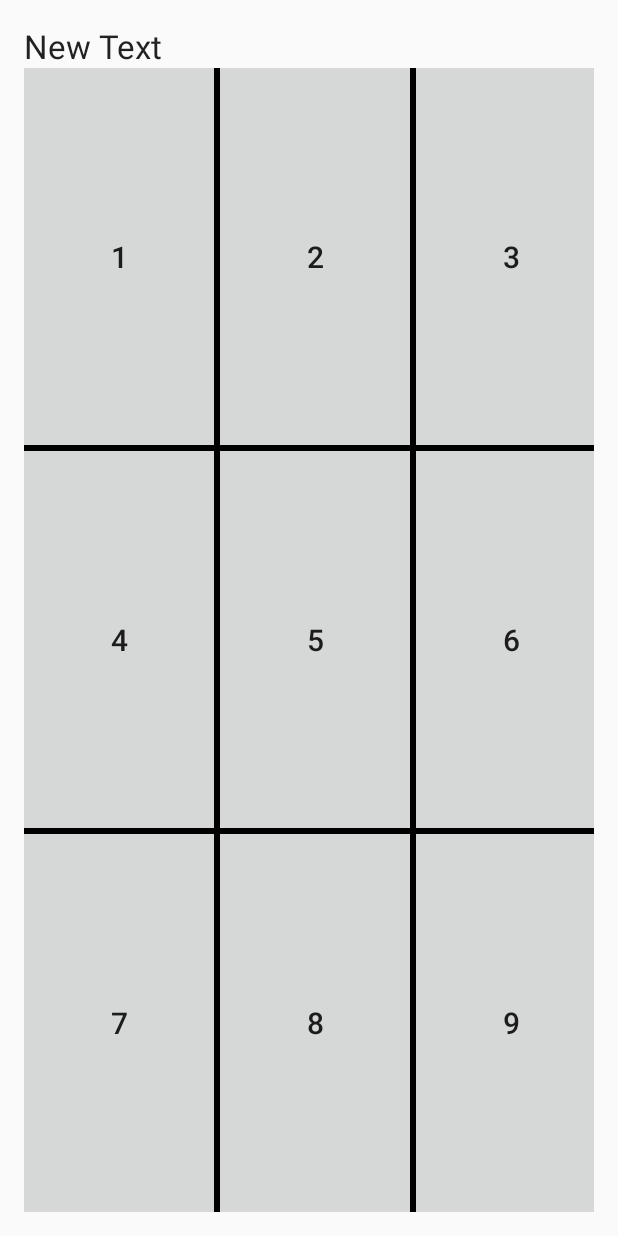
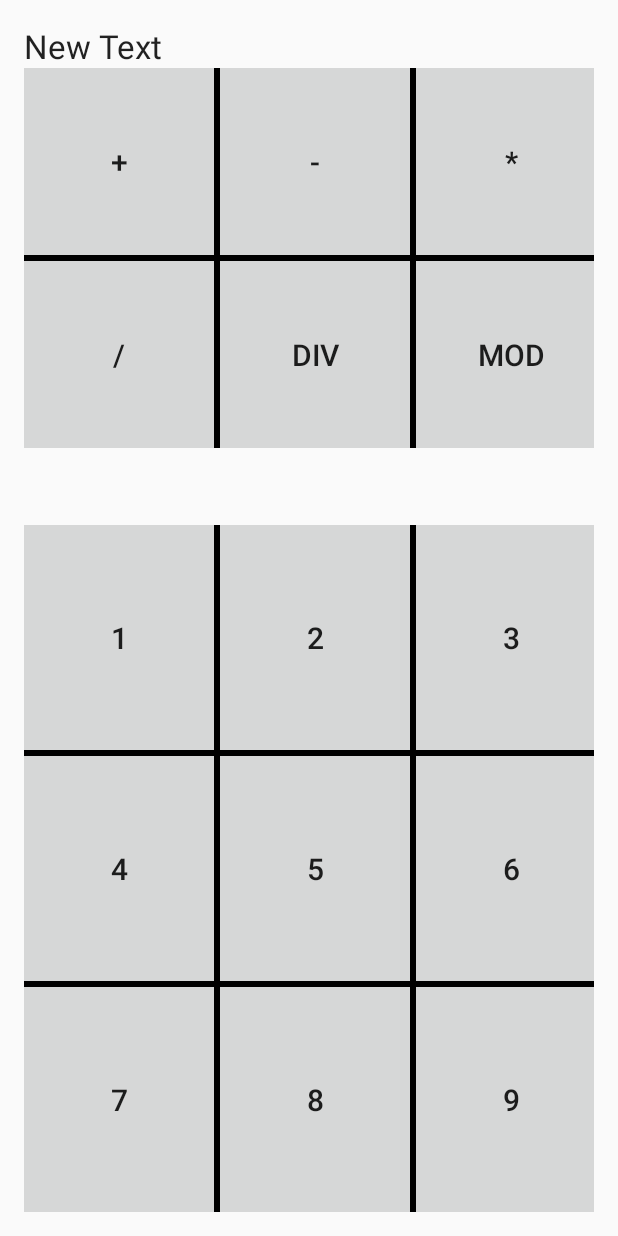
Before and after one commit to dvarubla/mobile_course_work, an Android app: the CalcActivity screen opened directly, with no data from a screen before it, on a phone screen of 412 x 824 dp. Run offline under Robolectric (Android 15) with nearby library versions, the phone set to English and light mode, and no system bars.

Commit message:
Небольшой рефакторинг включений

```diff
--- a/app/src/main/res/layout/activity_calc.xml
+++ b/app/src/main/res/layout/activity_calc.xml
@@ -10,9 +10,8 @@
     android:paddingTop="@dimen/activity_vertical_margin"
     tools:context="study.courseproject.CalcActivity"
     grid:columnCount="2"
-    grid:rowCount="2"
-    grid:layout_gravity="center"
-    grid:orientation="horizontal">
+    grid:rowCount="4"
+    grid:layout_gravity="center">
 
     <TextView
         android:text="New Text"
@@ -21,9 +20,23 @@
         grid:layout_column="0"
         android:textAppearance="?android:attr/textAppearanceLarge"
         />
-    <LinearLayout grid:layout_row="1"
-        grid:layout_rowWeight="1"
-        grid:layout_column="0">
-    <include layout="@layout/numbers"/>
-    </LinearLayout>
+
+
+    <include grid:layout_row="1"
+        grid:layout_rowWeight="0.25"
+        grid:layout_column="0"
+        layout="@layout/operators"/>
+
+    <Space
+        grid:layout_row="2"
+        grid:layout_rowWeight="0.08"
+        grid:layout_column="0"
+        android:layout_width="wrap_content"
+        android:layout_height="2dp"/>
+
+
+        <include grid:layout_row="3"
+            grid:layout_rowWeight="0.5"
+            grid:layout_column="0"
+            layout="@layout/numbers"/>
 </android.support.v7.widget.GridLayout>
--- a/app/src/main/res/layout/numbers.xml
+++ b/app/src/main/res/layout/numbers.xml
@@ -1,5 +1,4 @@
-<?xml version="1.0" encoding="utf-8"?><!--
-    android:background="?attr/colorButtonNormal"-->
+<?xml version="1.0" encoding="utf-8"?>
 <TableLayout xmlns:android="http://schemas.android.com/apk/res/android"
     android:layout_width="match_parent"
     android:layout_height="match_parent"
--- /dev/null
+++ b/app/src/main/res/layout/operators.xml
@@ -0,0 +1,55 @@
+<?xml version="1.0" encoding="utf-8"?>
+<TableLayout xmlns:android="http://schemas.android.com/apk/res/android"
+    android:layout_width="match_parent"
+    android:layout_height="match_parent"
+    android:orientation="vertical"
+    android:padding="0dp"
+    android:background="?attr/colorButtonNormal"
+    android:divider="@drawable/button_vert_divider"
+    android:showDividers="middle"
+    android:stretchColumns="*"
+    android:shrinkColumns="*">
+    <TableRow android:layout_weight="1"
+        android:padding="0dp"
+        android:divider="@drawable/button_horiz_divider"
+        android:showDividers="middle">
+        <Button
+            style="@style/calc_button_number"
+            android:text="+"
+            android:tag="operator_button"
+            />
+
+        <Button
+            style="@style/calc_button_number"
+            android:text="-"
+            android:tag="operator_button"
+            />
+
+        <Button
+            style="@style/calc_button_number"
+            android:text="*"
+            android:tag="operator_button"
+            />
+    </TableRow>
+    <TableRow android:layout_weight="1"
+        android:divider="@drawable/button_horiz_divider"
+        android:showDividers="middle">
+        <Button
+            style="@style/calc_button_number"
+            android:text="/"
+            android:tag="operator_button"
+            />
+
+        <Button
+            style="@style/calc_button_number"
+            android:text="div"
+            android:tag="operator_button"
+            />
+
+        <Button
+            style="@style/calc_button_number"
+            android:text="mod"
+            android:tag="operator_button"
+            />
+    </TableRow>
+</TableLayout>
```
